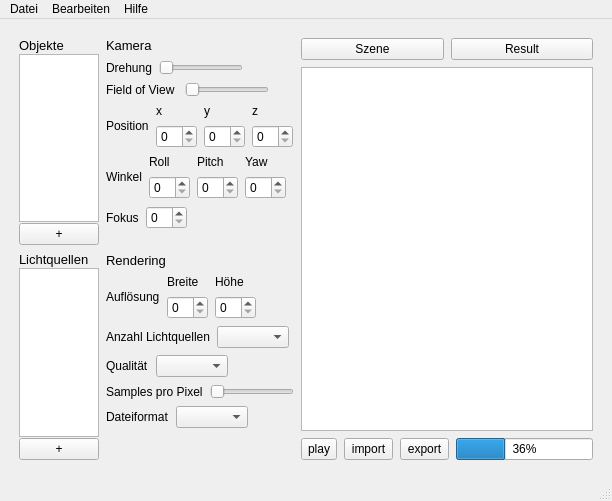
Old version of the form frontend/mainGui.ui in the repository birkenbube/SOPR_WS24_25-Raytracers.
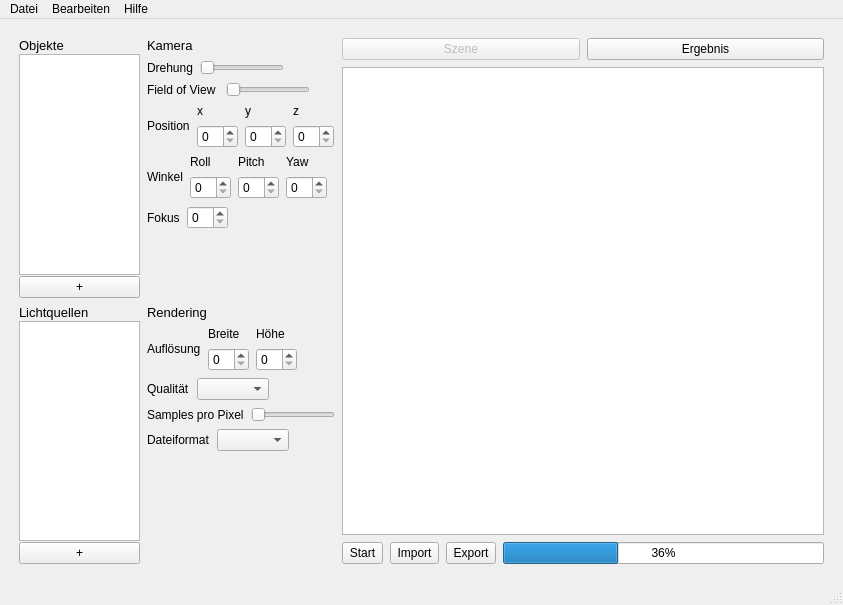
New version of the form.

Commit message: feat [SCRUM-87]: added more dropdown options, tab switcher revised and language refined

```diff
--- a/frontend/mainGui.ui
+++ b/frontend/mainGui.ui
@@ -6,8 +6,8 @@
    <rect>
     <x>0</x>
     <y>0</y>
-    <width>578</width>
-    <height>501</height>
+    <width>843</width>
+    <height>605</height>
    </rect>
   </property>
   <property name="sizePolicy">
@@ -51,6 +51,9 @@
              <layout class="QHBoxLayout" name="horizontalLayout_4">
               <item>
                <widget class="QPushButton" name="sceneButton">
+                <property name="enabled">
+                 <bool>false</bool>
+                </property>
                 <property name="text">
                  <string>Szene</string>
                 </property>
@@ -59,7 +62,7 @@
               <item>
                <widget class="QPushButton" name="resultButton">
                 <property name="text">
-                 <string>Result</string>
+                 <string>Ergebnis</string>
                 </property>
                </widget>
               </item>
@@ -79,7 +82,7 @@
                  </sizepolicy>
                 </property>
                 <property name="text">
-                 <string>play</string>
+                 <string>Start</string>
                 </property>
                 <property name="iconSize">
                  <size>
@@ -98,7 +101,7 @@
                  </sizepolicy>
                 </property>
                 <property name="text">
-                 <string>import</string>
+                 <string>Import</string>
                 </property>
                </widget>
               </item>
@@ -117,7 +120,7 @@
                  </size>
                 </property>
                 <property name="text">
-                 <string>export</string>
+                 <string>Export</string>
                 </property>
                </widget>
               </item>
@@ -217,6 +220,9 @@
            <layout class="QVBoxLayout" name="VerticalLayout">
             <item>
              <layout class="QFormLayout" name="renderFormLayout_2">
+              <property name="labelAlignment">
+               <set>Qt::AlignLeading|Qt::AlignLeft|Qt::AlignVCenter</set>
+              </property>
               <item row="0" column="0">
                <widget class="QLabel" name="cameraLabel">
                 <property name="font">
@@ -389,7 +395,10 @@
             </item>
             <item>
              <layout class="QFormLayout" name="renderFormLayout">
-              <item row="1" column="0">
+              <property name="labelAlignment">
+               <set>Qt::AlignLeading|Qt::AlignLeft|Qt::AlignVCenter</set>
+              </property>
+              <item row="2" column="0">
                <layout class="QHBoxLayout" name="horizontalLayout_2">
                 <item>
                  <widget class="QLabel" name="resolutionLabel">
@@ -448,20 +457,6 @@
                 </item>
                </layout>
               </item>
-              <item row="2" column="0">
-               <layout class="QHBoxLayout" name="horizontalLayout_11">
-                <item>
-                 <widget class="QLabel" name="num_light_label">
-                  <property name="text">
-                   <string>Anzahl Lichtquellen</string>
-                  </property>
-                 </widget>
-                </item>
-                <item>
-                 <widget class="QComboBox" name="num_light_comboBox"/>
-                </item>
-               </layout>
-              </item>
               <item row="3" column="0">
                <layout class="QHBoxLayout" name="horizontalLayout_6">
                 <item>
@@ -508,7 +503,7 @@
                 </item>
                </layout>
               </item>
-              <item row="0" column="0">
+              <item row="1" column="0">
                <widget class="QLabel" name="renderLabel">
                 <property name="font">
                  <font>
@@ -883,8 +878,8 @@
     <rect>
      <x>0</x>
      <y>0</y>
-     <width>578</width>
-     <height>18</height>
+     <width>843</width>
+     <height>43</height>
     </rect>
    </property>
    <widget class="QMenu" name="menuDatei">
```
Left out of the diff: 24 changed lines with no effect on the pictures. The commit also changes 1 other file.
